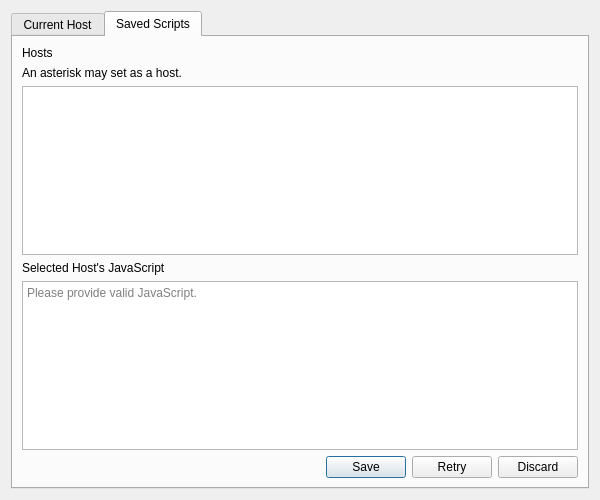
Qt form UI/dooble_javascript.ui (textbrowser/dooble) before a commit.
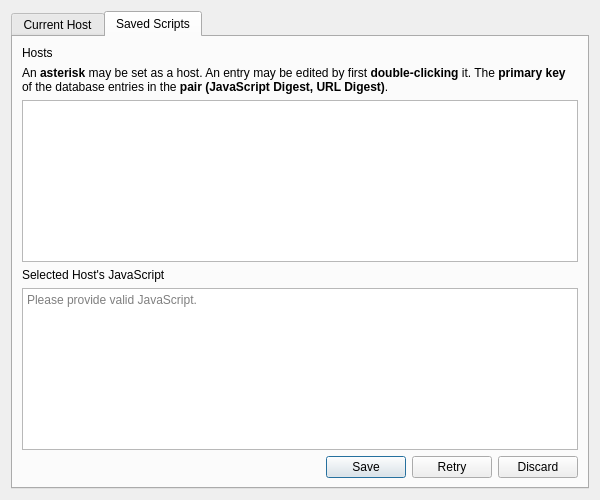
The same form after that commit. The open tabs and pages were chosen to show the change. Icons and pictures are not drawn.

```diff
--- a/UI/dooble_javascript.ui
+++ b/UI/dooble_javascript.ui
@@ -79,7 +79,10 @@
        <item>
         <widget class="QLabel" name="label_4">
          <property name="text">
-          <string>An asterisk may set as a host.</string>
+          <string>&lt;html&gt;&lt;head/&gt;&lt;body&gt;&lt;p&gt;An &lt;span style=&quot; font-weight:600;&quot;&gt;asterisk&lt;/span&gt; may be set as a host. An entry may be edited by first &lt;span style=&quot; font-weight:600;&quot;&gt;double-clicking&lt;/span&gt; it. The &lt;span style=&quot; font-weight:600;&quot;&gt;primary key&lt;/span&gt; of the database entries in the &lt;span style=&quot; font-weight:600;&quot;&gt;pair (JavaScript Digest, URL Digest)&lt;/span&gt;.&lt;/p&gt;&lt;/body&gt;&lt;/html&gt;</string>
+         </property>
+         <property name="wordWrap">
+          <bool>true</bool>
          </property>
         </widget>
        </item>
```
